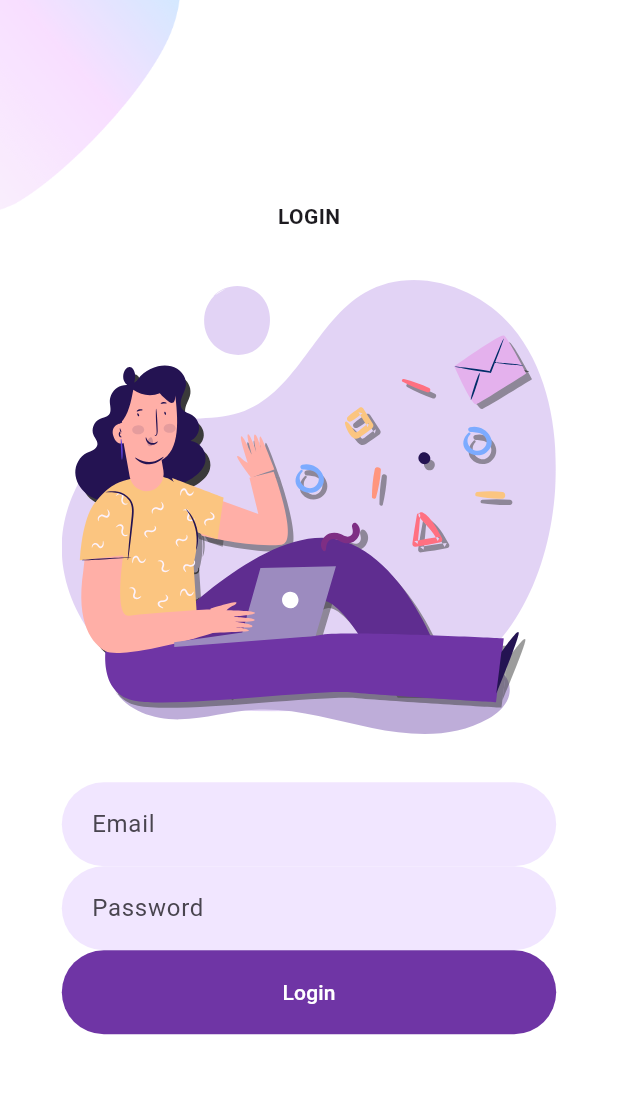
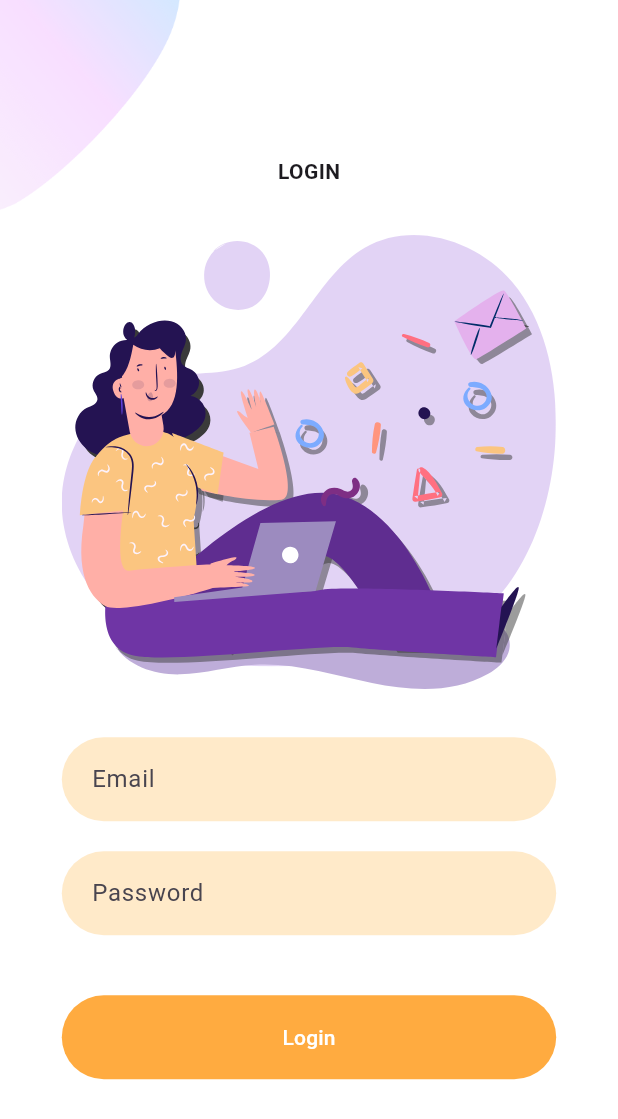
Before and after one commit to AdrielTTE/Habitect, a Flutter app: the screen it shows after launch, after a tap on "LOGIN", on a phone screen of 412 x 824 dp. Shown: the top 1119 px of the screen. Run offline on Flutter 3.47's test engine with Material 3 defaults, Android fonts, the phone set to English and light mode, and no system bars; our stand-ins replace carousel_slider, cloud_firestore, curved_navigation_bar, firebase_auth, firebase_core, flutter_svg and 2 more; accounts and stored records are empty.

Commit message:
Changed Input colors

```diff
--- a/lib/Screens/Login/components/login_form.dart
+++ b/lib/Screens/Login/components/login_form.dart
@@ -55,7 +55,9 @@ class _LoginFormState extends State<LoginForm> {
           TextFormField(
             controller: _emailController,
             keyboardType: TextInputType.emailAddress,
-            decoration: const InputDecoration(hintText: 'Email'),
+            decoration: const InputDecoration(hintText: 'Email',
+                filled: true,
+                fillColor: Color(0x4DFFB84D)),
             validator: (email) {
               if (email == null || email.isEmpty || !email.contains('@')) {
                 return 'Please enter a valid email';
@@ -63,10 +65,13 @@ class _LoginFormState extends State<LoginForm> {
               return null;
             },
           ),
+          SizedBox(height:20),
           TextFormField(
             controller: _passwordController,
             obscureText: true,
-            decoration: const InputDecoration(hintText: 'Password'),
+            decoration: const InputDecoration(hintText: 'Password',
+                filled: true,
+                fillColor: Color(0x4DFFB84D)),
             validator: (password) {
               if (password == null || password.length < 6) {
                 return 'Password must be at least 6 characters';
@@ -74,9 +79,13 @@ class _LoginFormState extends State<LoginForm> {
               return null;
             },
           ),
+          SizedBox(height:40),
           ElevatedButton(
             onPressed: _login,
             child: const Text('Login'),
+            style: ButtonStyle(
+              backgroundColor: WidgetStateProperty.all(Colors.orangeAccent),
+            ),
           ),
           if (_errorMessage.isNotEmpty)
             Text(
--- a/lib/Screens/Welcome/components/login_signup_btn.dart
+++ b/lib/Screens/Welcome/components/login_signup_btn.dart
@@ -27,6 +27,9 @@ class LoginAndSignupBtn extends StatelessWidget {
           child: Text(
             "Login".toUpperCase(),
           ),
+          style: ButtonStyle(
+            backgroundColor: WidgetStateProperty.all(Colors.orangeAccent),
+          ),
         ),
         const SizedBox(height: 16),
         ElevatedButton(
@@ -41,7 +44,7 @@ class LoginAndSignupBtn extends StatelessWidget {
             );
           },
           style: ElevatedButton.styleFrom(
-            backgroundColor: kPrimaryLightColor,
+            backgroundColor: Color(0x80FFB84D),
             elevation: 0,
           ),
           child: Text(
```
Also changed, not shown: lib/Screens/Signup/components/signup_form.dart (+17 -2 lines).
